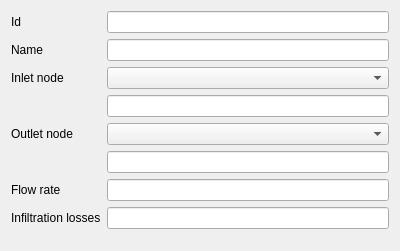
This is layerforms/link_dialog.ui in rita-tools/IdrAgraTools as Qt 5 draws it before an edit. The edited form follows.
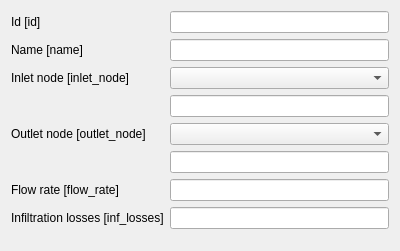
This is the edited form.

What changed in the file:
```diff
--- a/layerforms/link_dialog.ui
+++ b/layerforms/link_dialog.ui
@@ -34,7 +34,7 @@
       <string>The fraction of water lost along the link path</string>
      </property>
      <property name="text">
-      <string>Infiltration losses</string>
+      <string>Infiltration losses [inf_losses]</string>
      </property>
     </widget>
    </item>
@@ -51,7 +51,7 @@
       <string>The name of the link</string>
      </property>
      <property name="text">
-      <string>Name</string>
+      <string>Name [name]</string>
      </property>
     </widget>
    </item>
@@ -61,7 +61,7 @@
       <string>The fraction of water conveyed from the inlet node</string>
      </property>
      <property name="text">
-      <string>Flow rate</string>
+      <string>Flow rate [flow_rate]</string>
      </property>
     </widget>
    </item>
@@ -91,7 +91,7 @@
       <string>The feature id of the outlet node</string>
      </property>
      <property name="text">
-      <string>Outlet node</string>
+      <string>Outlet node [outlet_node]</string>
      </property>
     </widget>
    </item>
@@ -101,7 +101,7 @@
       <string>The feature id of the inlet node</string>
      </property>
      <property name="text">
-      <string>Inlet node</string>
+      <string>Inlet node [inlet_node]</string>
      </property>
     </widget>
    </item>
@@ -121,7 +121,7 @@
       <string>Unique feature identifier</string>
      </property>
      <property name="text">
-      <string>Id</string>
+      <string>Id [id]</string>
      </property>
     </widget>
    </item>
```
